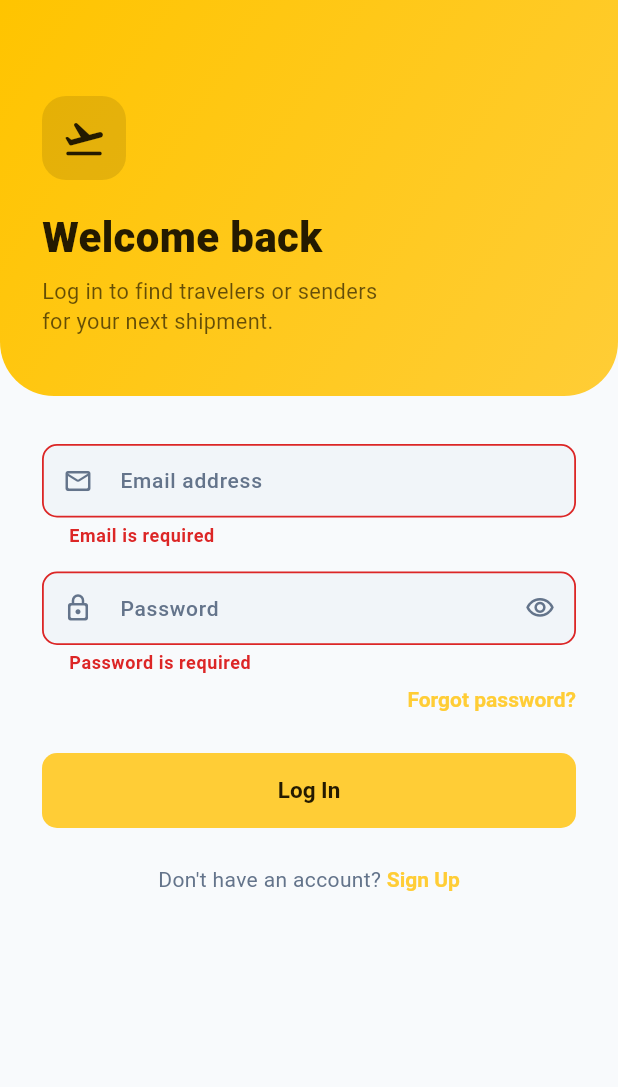
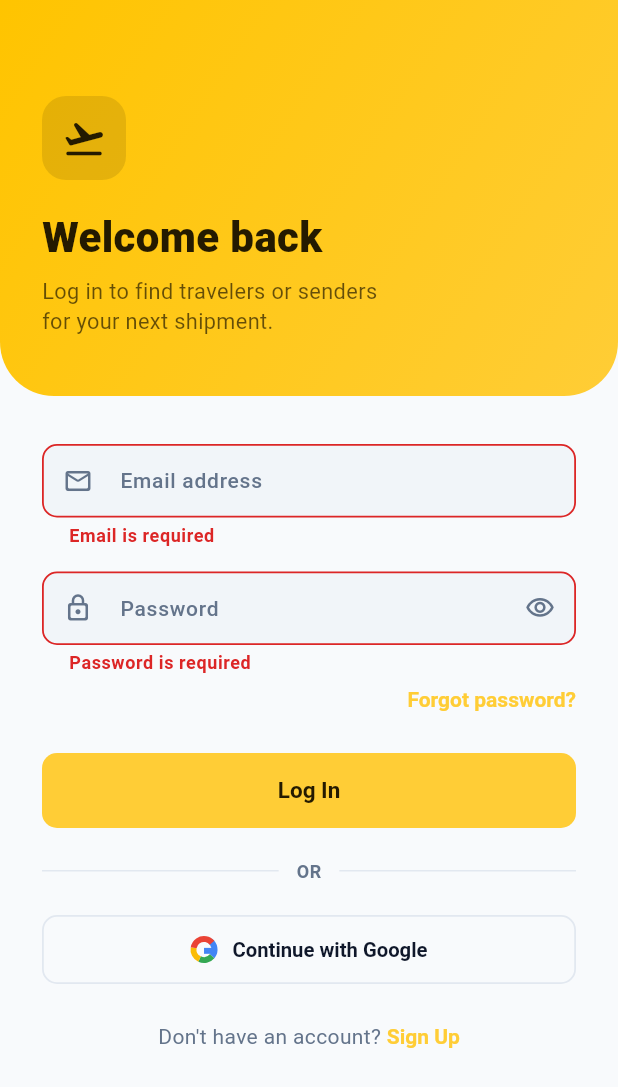
Before and after one commit to Hamza-bit-lab/packer, a Flutter app: the screen it shows after launch, after a tap on "Log In", on a phone screen of 412 x 824 dp. Shown: the top 1087 px of the screen. Run offline on Flutter 3.47's test engine with Material 3 defaults, Android fonts, the phone set to English and light mode, and no system bars; our stand-ins replace cached_network_image, firebase_core, firebase_messaging, flutter_local_notifications, flutter_secure_storage, google_sign_in and 3 more; accounts and stored records are empty.

Commit message:
[feat] google sign in

```diff
--- a/lib/features/auth/providers/auth_provider.dart
+++ b/lib/features/auth/providers/auth_provider.dart
@@ -90,6 +90,10 @@ class AuthProvider extends ChangeNotifier {
 
   Future<bool> login({required String email, required String password}) {
     return _submit(() => _repository.login(email: email, password: password));
+  }
+
+  Future<bool> loginWithGoogle(String idToken) {
+    return _submit(() => _repository.loginWithGoogle(idToken));
   }
 
   Future<bool> register({
--- a/lib/features/auth/screens/login_screen.dart
+++ b/lib/features/auth/screens/login_screen.dart
@@ -3,9 +3,11 @@ import 'package:provider/provider.dart';
 
 import '../../../core/theme/app_theme.dart';
 import '../providers/auth_provider.dart';
+import '../services/google_auth_service.dart';
 import '../widgets/auth_header.dart';
 import '../widgets/auth_text_field.dart';
 import '../widgets/fade_slide_in.dart';
+import '../widgets/google_logo.dart';
 import 'forgot_password_screen.dart';
 import 'register_screen.dart';
 
@@ -20,6 +22,7 @@ class _LoginScreenState extends State<LoginScreen> {
   final _formKey = GlobalKey<FormState>();
   final _emailController = TextEditingController();
   final _passwordController = TextEditingController();
+  bool _isGoogleSubmitting = false;
 
   @override
   void dispose() {
@@ -44,6 +47,37 @@ class _LoginScreenState extends State<LoginScreen> {
           backgroundColor: AppColors.error,
         ),
       );
+    }
+  }
+
+  Future<void> _continueWithGoogle() async {
+    setState(() => _isGoogleSubmitting = true);
+
+    try {
+      final idToken = await GoogleAuthService.signIn();
+      if (idToken == null || !mounted) return;
+
+      final auth = context.read<AuthProvider>();
+      final success = await auth.loginWithGoogle(idToken);
+
+      if (!success && mounted && auth.errorMessage != null) {
+        ScaffoldMessenger.of(context).showSnackBar(
+          SnackBar(
+            content: Text(auth.errorMessage!),
+            backgroundColor: AppColors.error,
+          ),
+        );
+      }
+    } catch (e) {
+      if (!mounted) return;
+      ScaffoldMessenger.of(context).showSnackBar(
+        SnackBar(
+          content: Text('Google sign-in failed: $e'),
+          backgroundColor: AppColors.error,
+        ),
+      );
+    } finally {
+      if (mounted) setState(() => _isGoogleSubmitting = false);
     }
   }
 
@@ -136,6 +170,49 @@ class _LoginScreenState extends State<LoginScreen> {
                                 )
                               : const Text('Log In'),
                         ),
+                        const SizedBox(height: 20),
+                        Row(
+                          children: [
+                            Expanded(child: Divider(color: AppColors.border)),
+                            Padding(
+                              padding: const EdgeInsets.symmetric(
+                                horizontal: 12,
+                              ),
+                              child: Text(
+                                'OR',
+                                style: TextStyle(
+                                  color: AppColors.textSecondary,
+                                  fontSize: 12,
+                                  fontWeight: FontWeight.w700,
+                                ),
+                              ),
+                            ),
+                            Expanded(child: Divider(color: AppColors.border)),
+                          ],
+                        ),
+                        const SizedBox(height: 20),
+                        OutlinedButton(
+                          onPressed: (isSubmitting || _isGoogleSubmitting)
+                              ? null
+                              : _continueWithGoogle,
+                          child: _isGoogleSubmitting
+                              ? SizedBox(
+                                  width: 18,
+                                  height: 18,
+                                  child: CircularProgressIndicator(
+                                    strokeWidth: 2.2,
+                                    color: AppColors.textSecondary,
+                                  ),
+                                )
+                              : Row(
+                                  mainAxisSize: MainAxisSize.min,
+                                  children: [
+                                    const GoogleLogo(size: 18),
+                                    const SizedBox(width: 10),
+                                    const Text('Continue with Google'),
+                                  ],
+                                ),
+                        ),
                         const SizedBox(height: 24),
                         Wrap(
                           alignment: WrapAlignment.center,
--- /dev/null
+++ b/lib/features/auth/services/google_auth_service.dart
@@ -0,0 +1,33 @@
+import 'package:google_sign_in/google_sign_in.dart';
+
+/// Thin wrapper around [GoogleSignIn]'s one-time init and the sign-in flow —
+/// the Web OAuth client below is only used as the token's audience for our
+/// backend to verify against, not for any actual web login.
+class GoogleAuthService {
+  GoogleAuthService._();
+
+  static const _webClientId =
+      '489245827562-dc96b04hj5q92a4bbh3r1jf7i3rrtlpg.apps.googleusercontent.com';
+
+  static bool _initialized = false;
+
+  static Future<void> _ensureInitialized() async {
+    if (_initialized) return;
+    await GoogleSignIn.instance.initialize(serverClientId: _webClientId);
+    _initialized = true;
+  }
+
+  /// Runs the native Google sign-in sheet and returns the ID token to send
+  /// to our backend, or null if the user cancelled.
+  static Future<String?> signIn() async {
+    await _ensureInitialized();
+
+    try {
+      final account = await GoogleSignIn.instance.authenticate();
+      return account.authentication.idToken;
+    } on GoogleSignInException catch (e) {
+      if (e.code == GoogleSignInExceptionCode.canceled) return null;
+      rethrow;
+    }
+  }
+}
--- /dev/null
+++ b/lib/features/auth/widgets/google_logo.dart
@@ -0,0 +1,81 @@
+import 'dart:math' as math;
+
+import 'package:flutter/material.dart';
+
+/// The Google "G" mark, drawn in code so the button doesn't need a bundled
+/// image asset.
+class GoogleLogo extends StatelessWidget {
+  const GoogleLogo({super.key, this.size = 20});
+
+  final double size;
+
+  @override
+  Widget build(BuildContext context) {
+    return SizedBox(
+      width: size,
+      height: size,
+      child: CustomPaint(painter: _GoogleLogoPainter()),
+    );
+  }
+}
+
+class _GoogleLogoPainter extends CustomPainter {
+  static double _rad(double degrees) => degrees * math.pi / 180;
+
+  @override
+  void paint(Canvas canvas, Size size) {
+    final strokeWidth = size.width * 0.22;
+    final radius = (size.width - strokeWidth) / 2;
+    final center = Offset(size.width / 2, size.height / 2);
+    final rect = Rect.fromCircle(center: center, radius: radius);
+
+    Paint arcPaint(Color color) => Paint()
+      ..color = color
+      ..style = PaintingStyle.stroke
+      ..strokeWidth = strokeWidth
+      ..strokeCap = StrokeCap.butt;
+
+    canvas.drawArc(
+      rect,
+      _rad(-55),
+      _rad(95),
+      false,
+      arcPaint(const Color(0xFF4285F4)),
+    );
+    canvas.drawArc(
+      rect,
+      _rad(40),
+      _rad(75),
+      false,
+      arcPaint(const Color(0xFF34A853)),
+    );
+    canvas.drawArc(
+      rect,
+      _rad(115),
+      _rad(75),
+      false,
+      arcPaint(const Color(0xFFFBBC05)),
+    );
+    canvas.drawArc(
+      rect,
+      _rad(190),
+      _rad(130),
+      false,
+      arcPaint(const Color(0xFFEA4335)),
+    );
+
+    // The crossbar that turns the ring into a "G" — sits in the right-middle
+    // gap, flush with the blue arc's end.
+    final barPaint = Paint()..color = const Color(0xFF4285F4);
+    final barRect = Rect.fromLTWH(
+      size.width * 0.5,
+      size.height * 0.44,
+      size.width * 0.46,
+      strokeWidth,
+    );
+    canvas.drawRect(barRect, barPaint);
+  }
+
+  @override
+  bool shouldRepaint(covariant _GoogleLogoPainter oldDelegate) => false;
+}
--- a/pubspec.yaml
+++ b/pubspec.yaml
@@ -46,6 +46,7 @@ dependencies:
   cached_network_image: ^4.0.0
   package_info_plus: ^10.2.1
   flutter_secure_storage: ^11.2.0
+  google_sign_in: ^7.2.0
 dev_dependencies:
   flutter_test:
     sdk: flutter
```
Also changed, not shown: lib/core/api/auth_repository.dart (+14 -6 lines), assets/icon/icon.png, lib/firebase_options.dart, pubspec.lock, 41 other files.
